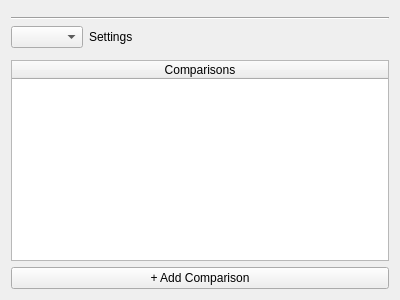
Above: atef/ui/tool_configuration_page.ui from pcdshub/atef before the change. Below: the same form after it.
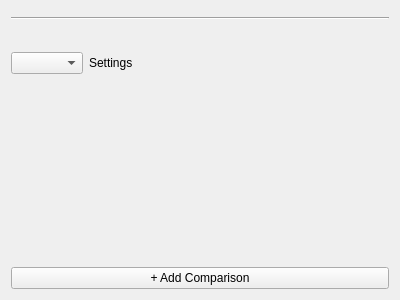
That is the form after the change.

Commit message: MNT: apply PagedTableWidget to PV, Tool pages.  Clean up formatting on PagedTableWidget

Diff of the .ui file:
```diff
--- a/atef/ui/tool_configuration_page.ui
+++ b/atef/ui/tool_configuration_page.ui
@@ -69,19 +69,7 @@
     </widget>
    </item>
    <item>
-    <widget class="QTableWidget" name="comparisons_table">
-     <attribute name="horizontalHeaderStretchLastSection">
-      <bool>true</bool>
-     </attribute>
-     <attribute name="verticalHeaderVisible">
-      <bool>false</bool>
-     </attribute>
-     <column>
-      <property name="text">
-       <string>Comparisons</string>
-      </property>
-     </column>
-    </widget>
+    <widget class="QWidget" name="comparisons_table_placeholder" native="true"/>
    </item>
    <item>
     <widget class="QPushButton" name="add_comparison_button">
```
The commit also changes 5 other files.
